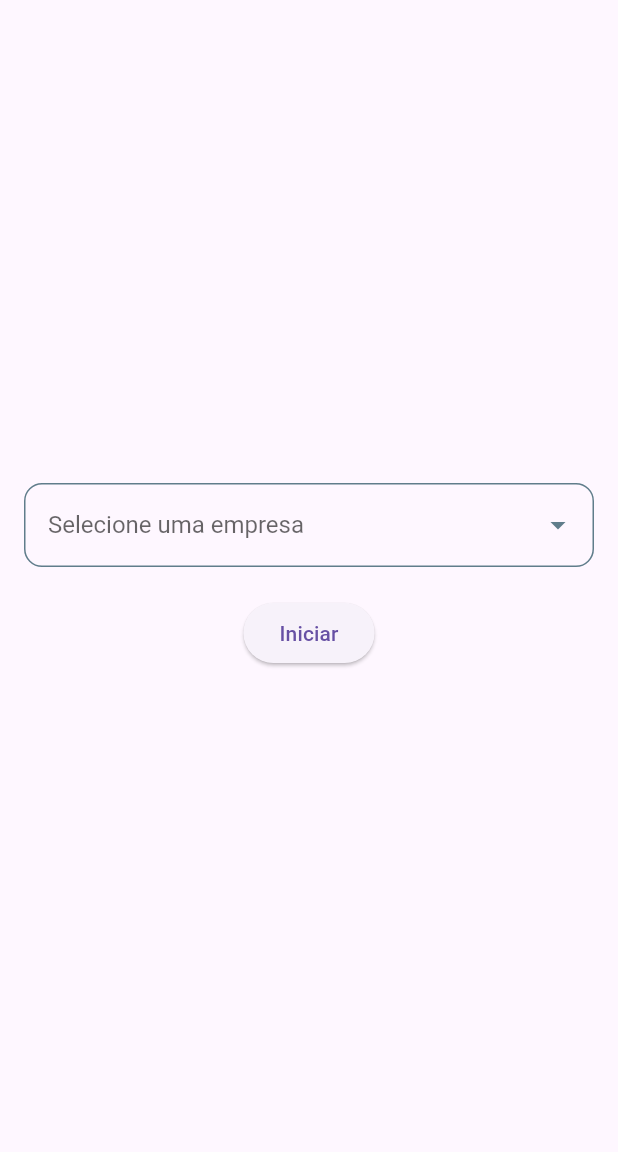
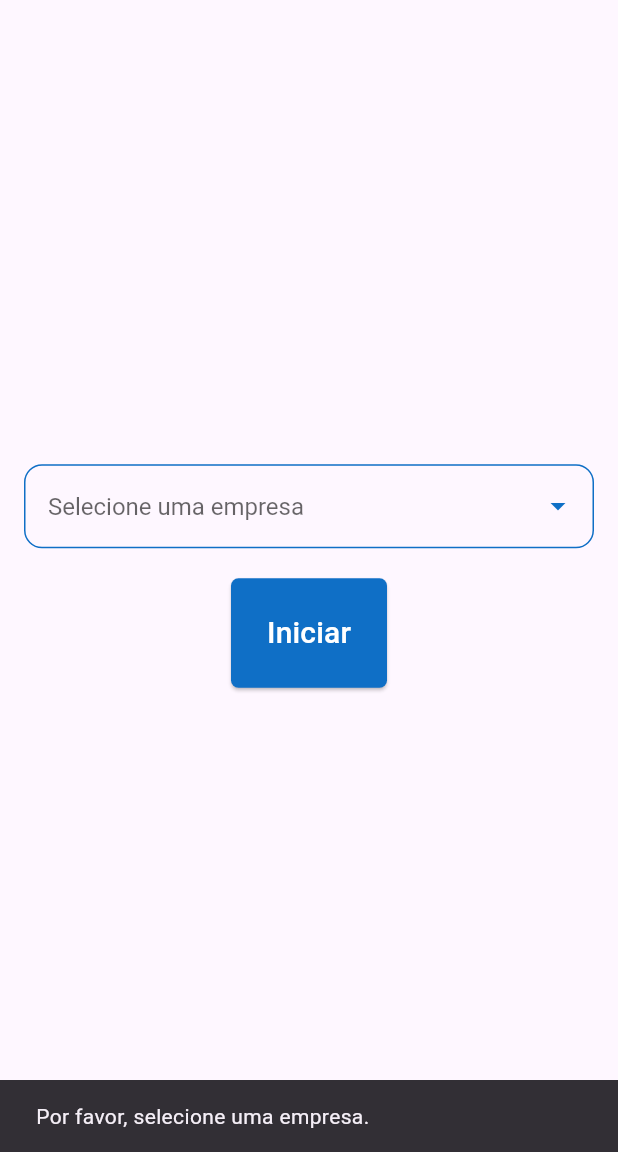
Before and after one commit to Grupo01Biopark/SagaFlutter, a Flutter app: the FormularioIniciarPage screen opened directly with empty values, after a tap on "Iniciar", on a phone screen of 412 x 824 dp, the part 84-1236 px from its top. Run offline on Flutter 3.47's test engine with Material 3 defaults, Android fonts, the light colour scheme and no system bars; network calls fail.

Commit message:
Tela de Formulario Respondido

```diff
--- a/lib/pages/formulario/formulario_iniciar.dart
+++ b/lib/pages/formulario/formulario_iniciar.dart
@@ -1,5 +1,6 @@
 import 'package:flutter/material.dart';
 import 'package:http/http.dart' as http;
+import 'package:saga_flutter_app/pages/formulario/formulario_respostas.dart';
 import 'dart:convert';
 import 'package:saga_flutter_app/widgets/main_scaffold.dart';
 
@@ -14,28 +15,27 @@ class FormularioIniciarPage extends StatefulWidget {
 
 class _FormularioIniciarPageState extends State<FormularioIniciarPage> {
   String? _selectedValue;
-  List<String> _options = [];
+  List<Map<String, dynamic>> _options = [];
 
   @override
   void initState() {
     super.initState();
     fetchData().then((data) {
       setState(() {
-        _options = data.map<String>((empresa) {
-          return '${empresa['nome']} - ${empresa['cnpj']}';
-        }).toList();
+        _options = data;
       });
     });
   }
 
-  Future<List<dynamic>> fetchData() async {
-    final String apiUrl = "http://127.0.0.1:8080/formulario/listar/empresas/${widget.id}";
+  Future<List<Map<String, dynamic>>> fetchData() async {
+    final String apiUrl =
+        "http://127.0.0.1:8080/formulario/listar/empresas/${widget.id}";
     final response = await http.get(Uri.parse(apiUrl));
 
     if (response.statusCode == 200) {
       final decodedResponse = utf8.decode(response.bodyBytes);
       final jsonResponse = json.decode(decodedResponse);
-      return jsonResponse['empresas'];
+      return List<Map<String, dynamic>>.from(jsonResponse['empresas']);
     } else {
       throw Exception('Falha ao carregar dados');
     }
@@ -59,10 +59,10 @@ class _FormularioIniciarPageState extends State<FormularioIniciarPage> {
                     _selectedValue = newValue;
                   });
                 },
-                items: _options.map<DropdownMenuItem<String>>((String value) {
+                items: _options.map<DropdownMenuItem<String>>((empresa) {
                   return DropdownMenuItem<String>(
-                    value: value,
-                    child: Text(value),
+                    value: empresa['id'].toString(),
+                    child: Text('${empresa['nome']} - ${empresa['cnpj']}'),
                   );
                 }).toList(),
                 style: TextStyle(
@@ -71,39 +71,61 @@ class _FormularioIniciarPageState extends State<FormularioIniciarPage> {
                 ),
                 dropdownColor: Colors.blueGrey[50],
                 decoration: InputDecoration(
-                  contentPadding: EdgeInsets.symmetric(horizontal: 12, vertical: 16),
+                  contentPadding:
+                      EdgeInsets.symmetric(horizontal: 12, vertical: 16),
                   border: OutlineInputBorder(
                     borderRadius: BorderRadius.circular(12),
-                    borderSide: BorderSide(color: Colors.blueGrey),
+                    borderSide: BorderSide(color: Color(0xFF0F6FC6)),
                   ),
                   enabledBorder: OutlineInputBorder(
                     borderRadius: BorderRadius.circular(12),
-                    borderSide: BorderSide(color: Colors.blueGrey),
+                    borderSide: BorderSide(color: Color(0xFF0F6FC6)),
                   ),
                   focusedBorder: OutlineInputBorder(
                     borderRadius: BorderRadius.circular(12),
-                    borderSide: BorderSide(color: Colors.blueGrey),
+                    borderSide: BorderSide(color: Color(0xFF0F6FC6)),
                   ),
                 ),
-                icon: Icon(Icons.arrow_drop_down, color: Colors.blueGrey),
-                selectedItemBuilder: (BuildContext context) {
-                  return _options.map<Widget>((String value) {
-                    return Text(
-                      value,
-                      style: TextStyle(
-                        color: Colors.blueGrey[800],
-                        fontSize: 16,
-                      ),
-                    );
-                  }).toList();
-                },
+                icon: Icon(Icons.arrow_drop_down, color: Color(0xFF0F6FC6)),
+                isExpanded: true,
+                menuMaxHeight: 300,
               ),
               SizedBox(height: 20),
               ElevatedButton(
                 onPressed: () {
-                  // Implementar ação de iniciar
+                  if (_selectedValue != null) {
+                    Navigator.push(
+                      context,
+                      MaterialPageRoute(
+                        builder: (context) => FormularioRespostasPage(
+                          id: widget.id,
+                          empresaId: _selectedValue!,
+                        ),
+                      ),
+                    );
+                  } else {
+                    // Exibir uma mensagem de erro ou alerta
+                    ScaffoldMessenger.of(context).showSnackBar(
+                      SnackBar(
+                        content: Text('Por favor, selecione uma empresa.'),
+                      ),
+                    );
+                  }
                 },
-                child: Text('Iniciar'),
+                child: Text(
+                  'Iniciar',
+                  style: TextStyle(
+                    color: Colors.white,
+                    fontSize: 20,
+                  ),
+                ),
+                style: ElevatedButton.styleFrom(
+                  backgroundColor: Color(0xFF0F6FC6),
+                  padding: EdgeInsets.symmetric(horizontal: 24, vertical: 22),
+                  shape: RoundedRectangleBorder(
+                    borderRadius: BorderRadius.circular(5),
+                  ),
+                ),
               ),
             ],
           ),
```
Also changed, not shown: lib/pages/formulario/formulario_respostas.dart (added, +354 -0 lines).
